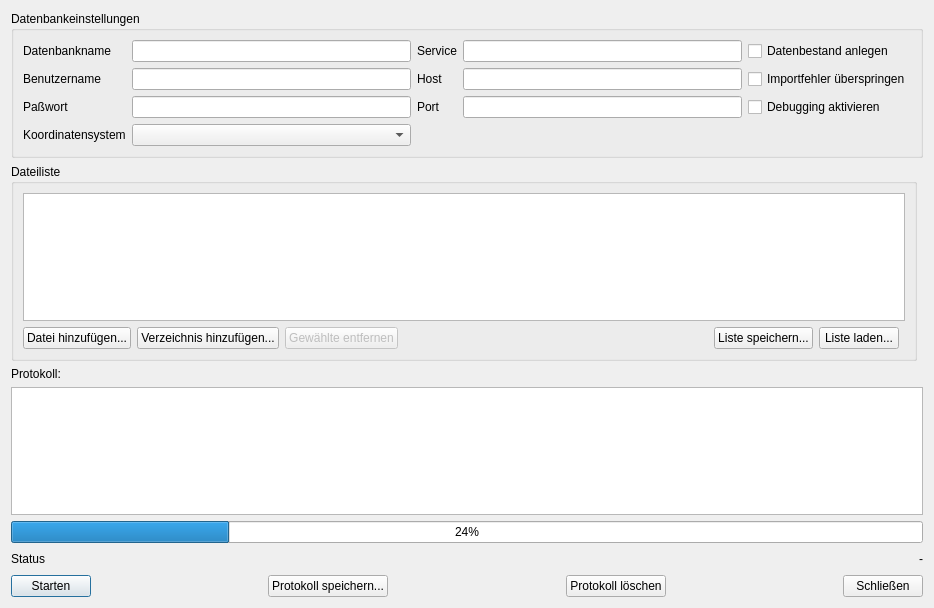
Above: alkisImportDlg.ui from norBIT/alkisimport before the change. Below: the same form after it.
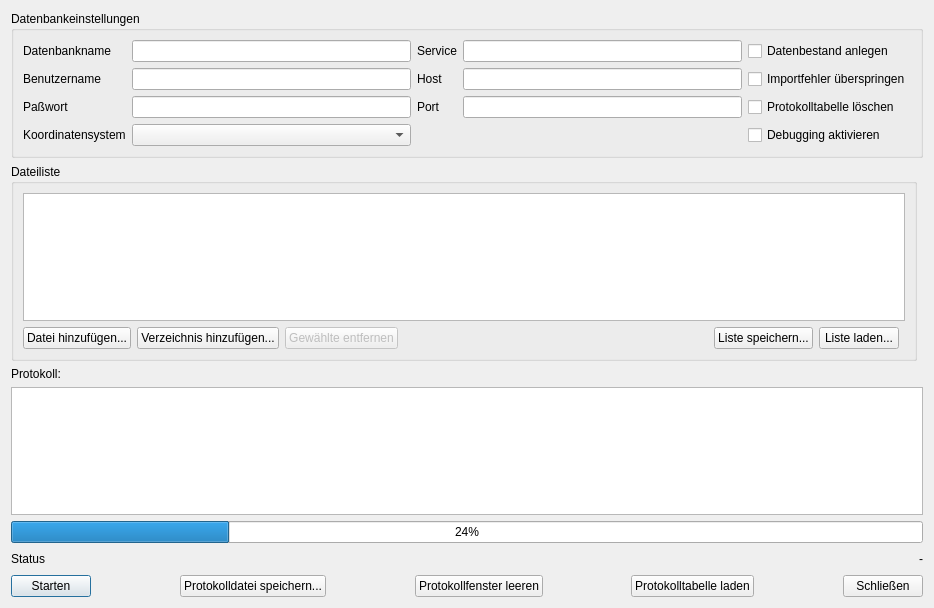
That is the form after the change.

```diff
--- a/alkisImportDlg.ui
+++ b/alkisImportDlg.ui
@@ -93,7 +93,7 @@
      <item>
       <widget class="QPushButton" name="pbSaveLog">
        <property name="text">
-        <string>Protokoll speichern...</string>
+        <string>Protokolldatei speichern...</string>
        </property>
       </widget>
      </item>
@@ -113,7 +113,27 @@
      <item>
       <widget class="QPushButton" name="pbClearLog">
        <property name="text">
-        <string>Protokoll löschen</string>
+        <string>Protokollfenster leeren</string>
+       </property>
+      </widget>
+     </item>
+     <item>
+      <spacer name="horizontalSpacer_6">
+       <property name="orientation">
+        <enum>Qt::Horizontal</enum>
+       </property>
+       <property name="sizeHint" stdset="0">
+        <size>
+         <width>40</width>
+         <height>20</height>
+        </size>
+       </property>
+      </spacer>
+     </item>
+     <item>
+      <widget class="QPushButton" name="pbLoadLog">
+       <property name="text">
+        <string>Protokolltabelle laden</string>
        </property>
       </widget>
      </item>
@@ -262,13 +282,6 @@
       <item row="7" column="1">
        <widget class="QComboBox" name="cbEPSG"/>
       </item>
-      <item row="5" column="4">
-       <widget class="QCheckBox" name="cbxDebug">
-        <property name="text">
-         <string>Debugging aktivieren</string>
-        </property>
-       </widget>
-      </item>
       <item row="7" column="0">
        <widget class="QLabel" name="label_5">
         <property name="text">
@@ -276,6 +289,20 @@
         </property>
        </widget>
       </item>
+      <item row="7" column="4">
+       <widget class="QCheckBox" name="cbxDebug">
+        <property name="text">
+         <string>Debugging aktivieren</string>
+        </property>
+       </widget>
+      </item>
+      <item row="5" column="4">
+       <widget class="QCheckBox" name="cbxClearProtocol">
+        <property name="text">
+         <string>Protokolltabelle löschen</string>
+        </property>
+       </widget>
+      </item>
      </layout>
     </widget>
    </item>
```
Left out of the diff: 1 changed line with no effect on the pictures.
